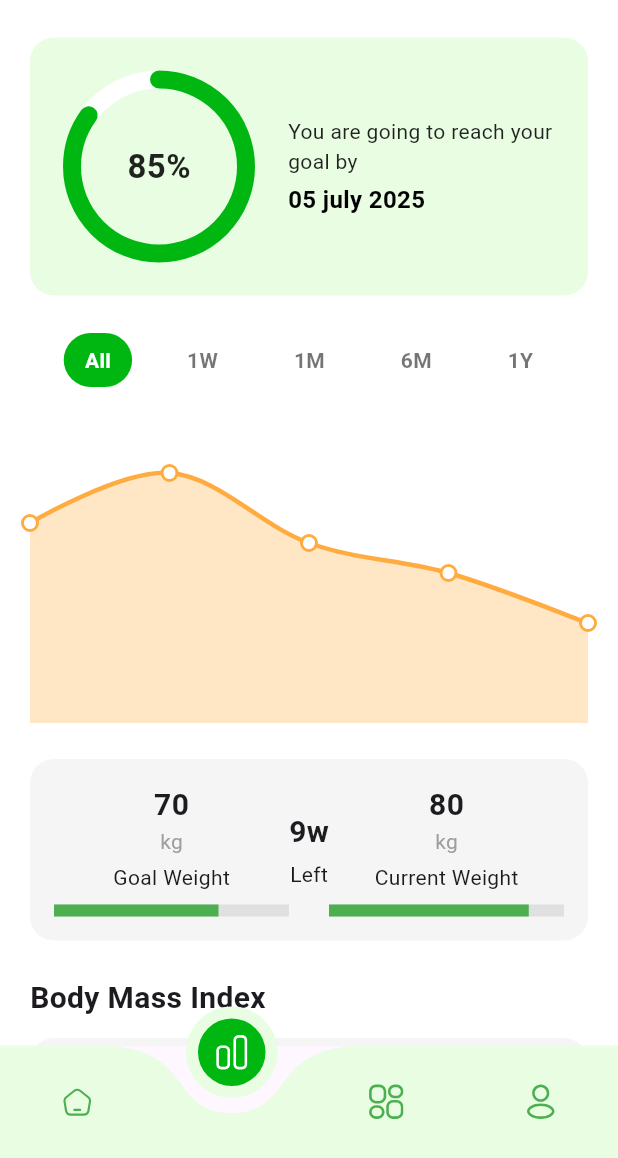
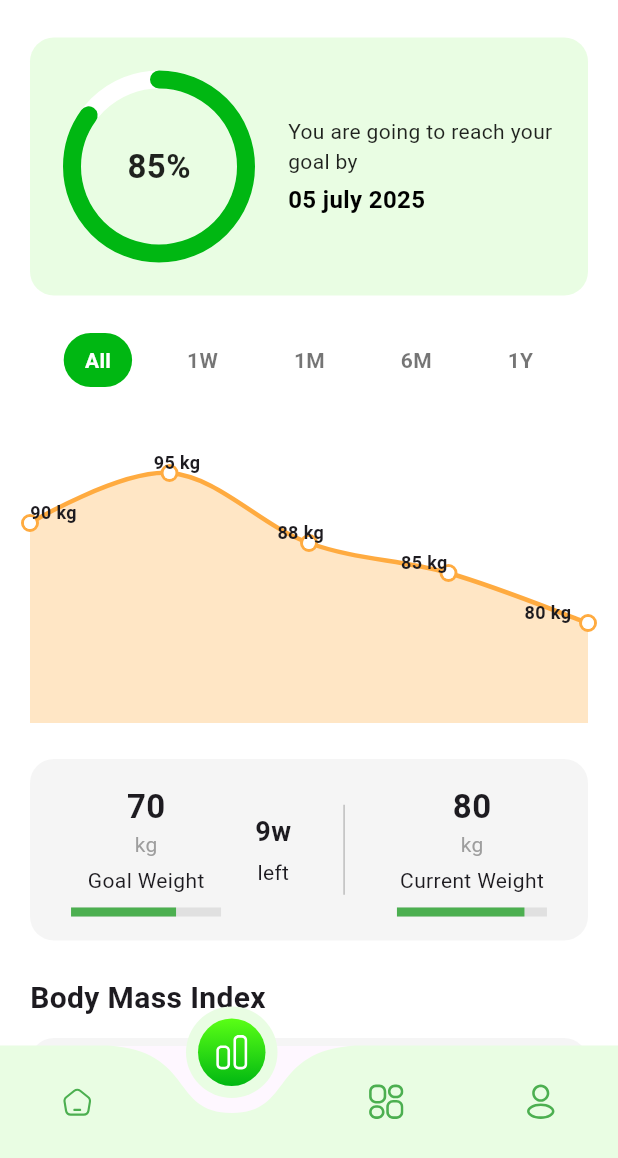
Before and after one commit to KashanMuhammad/FitLife, a Flutter app: the screen it shows after launch, item 2 of the bottom bar chosen, on a phone screen of 412 x 824 dp, the part 78-1236 px from its top. Run offline on Flutter 3.47's test engine with Material 3 defaults, Android fonts, the phone set to English and light mode, and no system bars; drawn by our look-alikes of curved_navigation_bar, fl_chart; our stand-ins replace firebase_core, flutter_svg, syncfusion_flutter_gauges, web; accounts and stored records are empty; project files that could hold a hidden picture were left out.

```diff
--- a/fitlife_app/lib/custom widgets/custom_container.dart
+++ b/fitlife_app/lib/custom widgets/custom_container.dart
@@ -21,7 +21,18 @@ class BottomBarIconsContainer extends StatelessWidget {
       width: 45,
       decoration: BoxDecoration(
         borderRadius: BorderRadius.circular(30.0),
-        color: isSelected ? Color(0xFF00B712) : Colors.transparent,
+        // Use gradient if selected, else transparent color
+        gradient: isSelected
+            ? LinearGradient(
+          colors: [
+            Color(0xFF5AFF15),
+            Color(0xFF00B712),
+          ],
+          begin: Alignment.topCenter,
+          end: Alignment.bottomCenter,
+        )
+            : null,
+        color: isSelected ? null : Colors.transparent,
       ),
       child: Center(
         child: SvgPicture.asset(
@@ -29,11 +40,10 @@ class BottomBarIconsContainer extends StatelessWidget {
           height: 24,
           width: 24,
           colorFilter: ColorFilter.mode(
-        isSelected ? Colors.white : Colors.green.withValues(),
-        BlendMode.srcIn,
-      ),
-
-    ),
+            isSelected ? Colors.white : Colors.green,
+            BlendMode.srcIn,
+          ),
+        ),
       ),
     );
   }
--- a/fitlife_app/lib/main.dart
+++ b/fitlife_app/lib/main.dart
@@ -4,7 +4,6 @@ import 'package:fitlife_app/progress_screen.dart';
 import 'package:fitlife_app/sign_up.dart';
 //import 'package:fitlife_app/home_screen.dart';
 import 'package:flutter/material.dart';
-import 'package:shared/web_test.dart';
 
 import 'Onboarding Screens/user_name_screen.dart';
 import 'main_screen.dart';
@@ -36,7 +35,7 @@ class MainPage extends StatefulWidget {
 class _MainPageState extends State<MainPage> {
   @override
   Widget build(BuildContext context) {
-    WebTest ();
+
     return Scaffold(
       body: Center(
         child: Text(
--- a/fitlife_app/lib/progress_screen.dart
+++ b/fitlife_app/lib/progress_screen.dart
@@ -42,11 +42,8 @@ class _ProgressScreenState extends State<ProgressScreen> {
                   ],
                 ),
                 SizedBox(height: 25),
-
-
                 buildProgressCard(),
                 SizedBox(height: 25),
-
                 Row(
                   mainAxisAlignment: MainAxisAlignment.spaceEvenly,
                   children: [
@@ -57,19 +54,9 @@ class _ProgressScreenState extends State<ProgressScreen> {
                     buildFilterButton("1Y"),
                   ],
                 ),
-
-
-
-
                 SizedBox(height: 24),
-
-                SizedBox(height: 200,
-                    child: WeightProgressChart()),
-
-
-
+                SizedBox(height: 200, child: WeightProgressChart()),
                 SizedBox(height: 24),
-
                 Container(
                   padding: EdgeInsets.all(16),
                   decoration: BoxDecoration(
@@ -77,72 +64,63 @@ class _ProgressScreenState extends State<ProgressScreen> {
                     borderRadius: BorderRadius.circular(16),
                   ),
                   child: Row(
-                    mainAxisAlignment: MainAxisAlignment.spaceBetween,
+                    mainAxisAlignment: MainAxisAlignment.spaceAround,
                     children: [
-                      Expanded(
-                        child: Column(
+                      Column(
                         crossAxisAlignment: CrossAxisAlignment.center,
                         children: [
-                            Text("70", style: TextStyle(
-                                fontSize: 20, fontWeight: FontWeight.bold)),
+                          Text("70", style: TextStyle(fontSize: 22, fontWeight: FontWeight.bold)),
                           Text("kg", style: TextStyle(color: Colors.grey)),
                           SizedBox(height: 4),
                           Text("Goal Weight"),
                           SizedBox(height: 8),
-
-                            LinearProgressIndicator(
+                          SizedBox(
+                            width: 100,
+                            child: LinearProgressIndicator(
                               value: 0.7,
-                              minHeight: 8,
+                              minHeight: 6,
                               backgroundColor: Colors.grey.shade300,
-                              valueColor: AlwaysStoppedAnimation<Color>(
-                                  Colors.green),
+                              valueColor: AlwaysStoppedAnimation<Color>(Colors.green),
+                            ),
                           ),
                         ],
                       ),
+                      Column(
+                        children: [
+                          Text("9w", style: TextStyle(fontSize: 18, fontWeight: FontWeight.bold)),
+                          SizedBox(height: 4),
+                          Text("left"),
+                        ],
+                      ),
+                      Container(
+                        height: 60,
+                        width: 1,
+                        color: Colors.grey.shade400,
+                        margin: EdgeInsets.symmetric(horizontal: 12),
                       ),
                       Column(
                         crossAxisAlignment: CrossAxisAlignment.center,
                         children: [
-                          Text("9w", style: TextStyle(
-                              fontSize: 20, fontWeight: FontWeight.bold)),
-                          SizedBox(height: 4),
-                          Text("Left"),
-
-                        ],
-                      ),
-
-
-
-                      Expanded(
-                        child: Column(
-                          crossAxisAlignment: CrossAxisAlignment.center,
-                          children: [
-                            VerticalDivider(
-                              width: 10,
-                              thickness: 2,
-                              color: Colors.green,
-                            ),
-                            Text("80", style: TextStyle(
-                                fontSize: 20, fontWeight: FontWeight.bold)),
+                          Text("80", style: TextStyle(fontSize: 22, fontWeight: FontWeight.bold)),
                           Text("kg", style: TextStyle(color: Colors.grey)),
                           SizedBox(height: 4),
                           Text("Current Weight"),
                           SizedBox(height: 8),
-                            LinearProgressIndicator(
+                          SizedBox(
+                            width: 100,
+                            child: LinearProgressIndicator(
                               value: 0.85,
-                              minHeight: 8,
+                              minHeight: 6,
                               backgroundColor: Colors.grey.shade300,
-                              valueColor: AlwaysStoppedAnimation<Color>(
-                                  Colors.green),
+                              valueColor: AlwaysStoppedAnimation<Color>(Colors.green),
+                            ),
                           ),
                         ],
-                        ),
                       ),
                     ],
                   ),
                 ),
                 SizedBox(height: 24),
-
                 Text(
                   "Body Mass Index",
                   style: TextStyle(fontSize: 20, fontWeight: FontWeight.bold),
@@ -161,11 +139,9 @@ class _ProgressScreenState extends State<ProgressScreen> {
                         children: [
                           Icon(Icons.fitness_center, size: 28),
                           SizedBox(width: 12),
-                          Text("BMI Score", style: TextStyle(
-                              fontSize: 18, fontWeight: FontWeight.w600)),
+                          Text("BMI Score", style: TextStyle(fontSize: 18, fontWeight: FontWeight.w600)),
                           Spacer(),
-                          Text("21.02", style: TextStyle(
-                              fontSize: 22, fontWeight: FontWeight.bold)),
+                          Text("21.02", style: TextStyle(fontSize: 22, fontWeight: FontWeight.bold)),
                         ],
                       ),
                       SizedBox(height: 8),
@@ -182,12 +158,7 @@ class _ProgressScreenState extends State<ProgressScreen> {
                             height: 8,
                             decoration: BoxDecoration(
                               gradient: LinearGradient(
-                                colors: [
-                                  Colors.green,
-                                  Colors.yellow,
-                                  Colors.orange,
-                                  Colors.red,
-                                ],
+                                colors: [Colors.green, Colors.yellow, Colors.orange, Colors.red],
                                 stops: [0.15, 0.25, 0.3, 0.4],
                               ),
                               borderRadius: BorderRadius.circular(8),
@@ -195,9 +166,7 @@ class _ProgressScreenState extends State<ProgressScreen> {
                           ),
                           Positioned(
                             left: 130,
-                            child: Icon(
-                                Icons.arrow_drop_down, color: Colors.green,
-                                size: 28),
+                            child: Icon(Icons.arrow_drop_down, color: Colors.green, size: 28),
                           ),
                         ],
                       ),
@@ -289,7 +258,7 @@ class _ProgressScreenState extends State<ProgressScreen> {
       child: Container(
         padding: EdgeInsets.symmetric(horizontal: 14, vertical: 8),
         decoration: BoxDecoration(
-          color: isSelected ? Color(0xFF00B712)  : Colors.transparent,
+          color: isSelected ? Color(0xFF00B712) : Colors.transparent,
           borderRadius: BorderRadius.circular(20),
         ),
         child: Text(
@@ -304,10 +273,25 @@ class _ProgressScreenState extends State<ProgressScreen> {
   }
 }
 
-class WeightProgressChart extends StatelessWidget {
+class WeightProgressChart extends StatefulWidget {
+  @override
+  State<WeightProgressChart> createState() => _WeightProgressChartState();
+}
+
+class _WeightProgressChartState extends State<WeightProgressChart> {
+  final List<FlSpot> spots = [
+    FlSpot(0, 90),
+    FlSpot(1, 95),
+    FlSpot(2, 88),
+    FlSpot(3, 85),
+    FlSpot(4, 80),
+  ];
+
   @override
   Widget build(BuildContext context) {
-    return LineChart(
+    return Stack(
+      children: [
+        LineChart(
           LineChartData(
             minX: 0,
             maxX: 4,
@@ -315,14 +299,7 @@ class WeightProgressChart extends StatelessWidget {
             maxY: 100,
             lineBarsData: [
               LineChartBarData(
-            spots: [
-
-              FlSpot(0, 90),
-              FlSpot(1, 95),
-              FlSpot(2, 88),
-              FlSpot(3, 85),
-              FlSpot(4, 80),
-            ],
+                spots: spots,
                 isCurved: true,
                 color: Colors.orangeAccent,
                 barWidth: 3,
@@ -330,7 +307,8 @@ class WeightProgressChart extends StatelessWidget {
                   show: true,
                   color: Colors.orangeAccent.withOpacity(0.3),
                 ),
-            dotData: FlDotData(show: true,
+                dotData: FlDotData(
+                  show: true,
                   getDotPainter: (spot, percent, barData, index) {
                     return FlDotCirclePainter(
                       radius: 4,
@@ -339,13 +317,25 @@ class WeightProgressChart extends StatelessWidget {
                       strokeColor: Colors.orangeAccent,
                     );
                   },
-            ),),
-
+                ),
+              ),
             ],
             titlesData: FlTitlesData(show: false),
             gridData: FlGridData(show: false),
             borderData: FlBorderData(show: false),
           ),
+        ),
+        ...spots.map((spot) {
+          return Positioned(
+            left: (spot.x / 4) * MediaQuery.of(context).size.width * 0.8,
+            top: ((100 - spot.y) / 30) * 200 - 16,
+            child: Text(
+              "${spot.y.toInt()} kg",
+              style: TextStyle(fontSize: 12, fontWeight: FontWeight.bold),
+            ),
+          );
+        }).toList(),
+      ],
     );
   }
 }
--- a/fitlife_app/lib/sign_up.dart
+++ b/fitlife_app/lib/sign_up.dart
@@ -19,6 +19,7 @@ class _SignUpState extends State<SignUp> {
 
   @override
   Widget build(BuildContext context) {
+
     return Scaffold(
       backgroundColor: Colors.transparent,
       body: SafeArea(
--- a/shared/lib/shared_platform_interface.dart
+++ /dev/null
@@ -1,29 +0,0 @@
-import 'package:plugin_platform_interface/plugin_platform_interface.dart';
-
-import 'shared_method_channel.dart';
-
-abstract class SharedPlatform extends PlatformInterface {
-  /// Constructs a SharedPlatform.
-  SharedPlatform() : super(token: _token);
-
-  static final Object _token = Object();
-
-  static SharedPlatform _instance = MethodChannelShared();
-
-  /// The default instance of [SharedPlatform] to use.
-  ///
-  /// Defaults to [MethodChannelShared].
-  static SharedPlatform get instance => _instance;
-
-  /// Platform-specific implementations should set this with their own
-  /// platform-specific class that extends [SharedPlatform] when
-  /// they register themselves.
-  static set instance(SharedPlatform instance) {
-    PlatformInterface.verifyToken(instance, _token);
-    _instance = instance;
-  }
-
-  Future<String?> getPlatformVersion() {
-    throw UnimplementedError('platformVersion() has not been implemented.');
-  }
-}
--- a/shared/lib/web_test.dart
+++ /dev/null
@@ -1,3 +0,0 @@
-class WebTest {
-
-}
--- a/shared/pubspec.yaml
+++ b/shared/pubspec.yaml
@@ -14,6 +14,7 @@ dependencies:
     sdk: flutter
   web: ^1.0.0
   plugin_platform_interface: ^2.0.2
+
 
 dev_dependencies:
   flutter_test:
```
Also changed, not shown: fitlife_app/lib/home_screen.dart (+18 -4 lines), shared/lib/firebase_data_model_class.dart (added, +48 -0 lines), shared/lib/shared_method_channel.dart (deleted, +0 -17 lines). Lines whose indentation alone changed are shown as unchanged.
